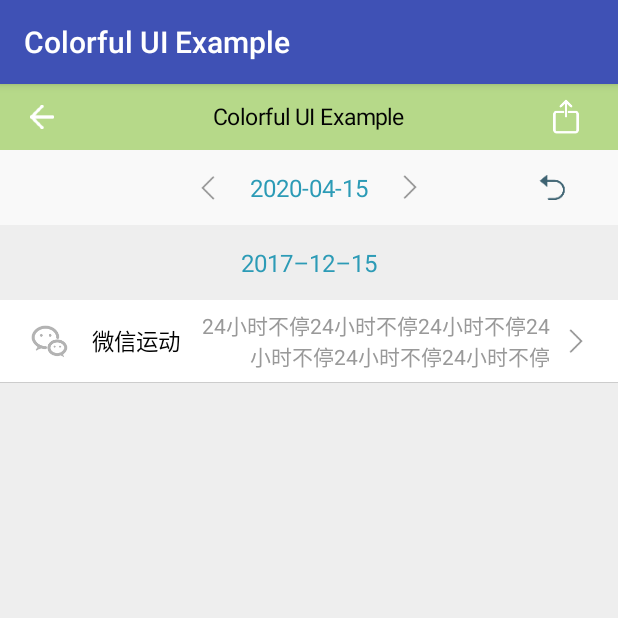
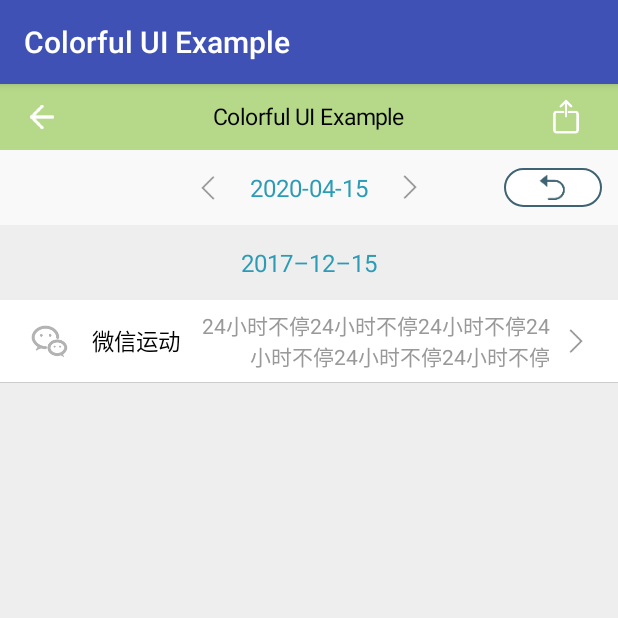
Before and after one commit to jxr202/colorful-ui, an Android app: the screen it shows after launch (MainActivity), on a phone screen of 412 x 824 dp, the top half of it. Run offline under Robolectric (Android 15) with nearby library versions, the phone set to English and light mode, and no system bars.

Commit message:
修正TextView的字体大小

```diff
--- a/colorful-ui-example/src/main/res/layout/activity_main.xml
+++ b/colorful-ui-example/src/main/res/layout/activity_main.xml
@@ -32,7 +32,8 @@
         jxr202:mTitleViewText="@string/date_title"
         jxr202:mTitleViewTextColor="#2C9BB6"
         jxr202:mTitleViewTextSize="16dp"
-        jxr202:mTodayViewSrc="@mipmap/date_today" />
+        jxr202:mTodayViewSrc="@mipmap/date_today"
+        jxr202:mTodayViewBackground="@drawable/bg_date_today"/>
 
     <TextView
         android:id="@+id/tv_date"
--- a/colorful-ui/src/main/java/com/jxr202/colorful_ui/DateSelectView.java
+++ b/colorful-ui/src/main/java/com/jxr202/colorful_ui/DateSelectView.java
@@ -2,10 +2,8 @@ package com.jxr202.colorful_ui;
 
 import android.content.Context;
 import android.content.res.TypedArray;
-import android.graphics.drawable.GradientDrawable;
 import android.util.AttributeSet;
 import android.util.Log;
-import android.view.Gravity;
 import android.view.View;
 import android.view.ViewGroup;
 import android.widget.ImageView;
@@ -14,6 +12,8 @@ import android.widget.TextView;
 
 import java.util.Calendar;
 
+import static android.util.TypedValue.COMPLEX_UNIT_PX;
+import static android.util.TypedValue.COMPLEX_UNIT_SP;
 import static com.jxr202.colorful_ui.DateUtils.dateToString;
 import static com.jxr202.colorful_ui.DateUtils.getTodayDate;
 
@@ -69,12 +69,13 @@ public class DateSelectView extends RelativeLayout {
 
         mDateLeft.setImageDrawable(array.getDrawable(R.styleable.DateSelectView_mLeftViewSrc));
         mDateRight.setImageDrawable(array.getDrawable(R.styleable.DateSelectView_mRightViewSrc));
+        mDateToday.setBackground(array.getDrawable(R.styleable.DateSelectView_mTodayViewBackground));
         mDateToday.setImageDrawable(array.getDrawable(R.styleable.DateSelectView_mTodayViewSrc));
 
         mDateTitleId = array.getResourceId(R.styleable.DateSelectView_mTitleViewId, R.id.date_title);
         mDateTitle.setId(mDateTitleId);
         mDateTitle.setText(array.getString(R.styleable.DateSelectView_mTitleViewText));
-        mDateTitle.setTextSize(px2dip(array.getDimension(R.styleable.DateSelectView_mTitleViewTextSize, 16)));
+        mDateTitle.setTextSize(COMPLEX_UNIT_PX, array.getDimension(R.styleable.DateSelectView_mTitleViewTextSize, 16));
         mDateTitle.setTextColor(array.getColor(R.styleable.DateSelectView_mTitleViewTextColor, 0xff2C9BB6));
 
         array.recycle();
--- a/colorful-ui/src/main/java/com/jxr202/colorful_ui/ItemView.java
+++ b/colorful-ui/src/main/java/com/jxr202/colorful_ui/ItemView.java
@@ -11,6 +11,9 @@ import android.view.ViewGroup;
 import android.widget.ImageView;
 import android.widget.RelativeLayout;
 import android.widget.TextView;
+
+import static android.util.TypedValue.COMPLEX_UNIT_PX;
+import static android.util.TypedValue.COMPLEX_UNIT_SP;
 
 /**
  * Created by Jxr35 on 2018/3/29
@@ -58,7 +61,7 @@ public class ItemView extends RelativeLayout {
         mLeftTitleId = array.getResourceId(R.styleable.ItemView_mLeftTitleId, R.id.leftTextId);
         mLeftTitle.setId(mLeftTitleId);
         mLeftTitle.setText(array.getString(R.styleable.ItemView_mLeftTitleText));
-        mLeftTitle.setTextSize(px2dip(array.getDimension(R.styleable.ItemView_mLeftTitleTextSize, 15)));
+        mLeftTitle.setTextSize(COMPLEX_UNIT_PX, array.getDimension(R.styleable.ItemView_mLeftTitleTextSize, 15));
         mLeftTitle.setTextColor(array.getColor(R.styleable.ItemView_mLeftTitleTextColor, 0xff010101));
         mLeftTitle.setVisibility(array.getInteger(R.styleable.ItemView_mLeftTitleTextVisibility, VISIBLE));
         mLeftTitle.setEllipsize(TextUtils.TruncateAt.END);
@@ -73,7 +76,7 @@ public class ItemView extends RelativeLayout {
 
         mRightSummary.setId(array.getResourceId(R.styleable.ItemView_mRightTextId, R.id.rightTextId));
         mRightSummary.setText(array.getString(R.styleable.ItemView_mRightText));
-        mRightSummary.setTextSize(px2dip(array.getDimension(R.styleable.ItemView_mRightTextSize, 15)));
+        mRightSummary.setTextSize(COMPLEX_UNIT_PX, array.getDimension(R.styleable.ItemView_mRightTextSize, 15));
         mRightSummary.setTextColor(array.getColor(R.styleable.ItemView_mRightTextColor, 0xff999999));
         mRightSummary.setVisibility(array.getInteger(R.styleable.ItemView_mRightTextVisibility, VISIBLE));
         mRightSummary.setGravity(Gravity.END | Gravity.CENTER);
--- a/colorful-ui/src/main/res/drawable/bg_date_today.xml
+++ b/colorful-ui/src/main/res/drawable/bg_date_today.xml
@@ -3,7 +3,7 @@
 
     <corners android:radius="25dp" />
 
-    <solid android:color="#3e6373" />
+    <solid android:color="#ffffff" />
 
     <stroke android:width="1dp" android:color="#3e6373" />
 
--- a/colorful-ui/src/main/res/values/attrs.xml
+++ b/colorful-ui/src/main/res/values/attrs.xml
@@ -69,6 +69,7 @@
 
         <attr name="mTodayViewId" format="reference|integer"/>
         <attr name="mTodayViewSrc" format="color|reference"/>
+        <attr name="mTodayViewBackground" format="color|reference"/>
         <attr name="mTodayViewVisibility">
             <enum name="gone" value="8" />
             <enum name="invisible" value="4" />
```
